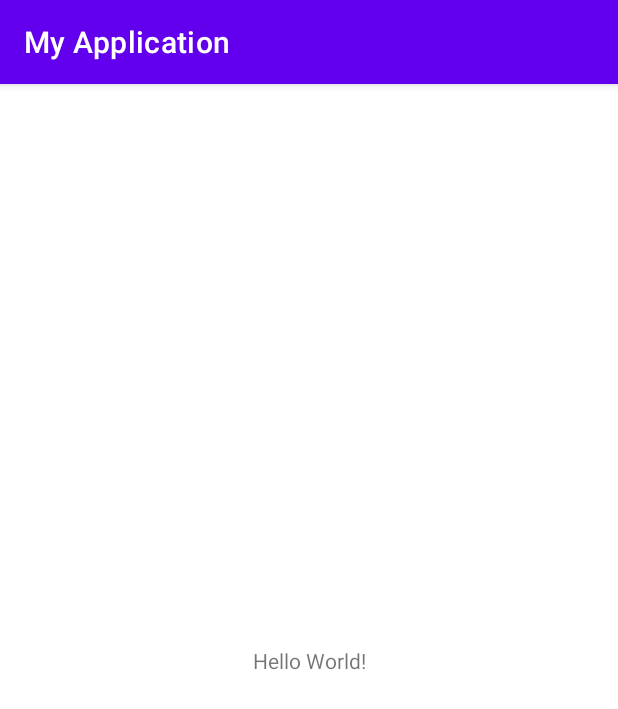
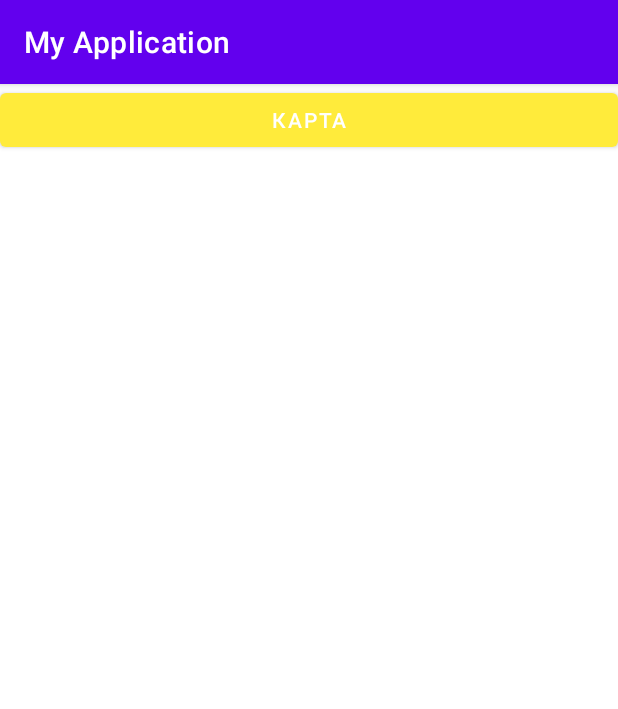
Before and after one commit to tunder-tunder/Reuse-Recycle-Game, an Android app: the screen it shows after launch (MainActivity), on a phone screen of 412 x 824 dp. Shown: the top 709 px of the screen. Run offline under Robolectric (Android 15) with nearby library versions, the phone set to English and light mode, and no system bars.

```diff
--- a/app/src/main/AndroidManifest.xml
+++ b/app/src/main/AndroidManifest.xml
@@ -9,6 +9,7 @@
         android:roundIcon="@mipmap/ic_launcher_round"
         android:supportsRtl="true"
         android:theme="@style/Theme.MyApplication">
+        <activity android:name=".MapActivity"></activity>
         <activity android:name=".MainActivity">
             <intent-filter>
                 <action android:name="android.intent.action.MAIN" />
--- a/app/src/main/java/com/example/myapplication/MainActivity.java
+++ b/app/src/main/java/com/example/myapplication/MainActivity.java
@@ -2,7 +2,10 @@ package com.example.myapplication;
 
 import androidx.appcompat.app.AppCompatActivity;
 
+import android.content.Intent;
 import android.os.Bundle;
+import android.view.View;
+import android.widget.Button;
 
 public class MainActivity extends AppCompatActivity {
 
@@ -10,5 +13,18 @@ public class MainActivity extends AppCompatActivity {
     protected void onCreate(Bundle savedInstanceState) {
         super.onCreate(savedInstanceState);
         setContentView(R.layout.activity_main);
+
+        Button mapButton;
+
+        mapButton = findViewById(R.id.mapButton);
+
+        mapButton.setOnClickListener(new View.OnClickListener() {
+            @Override
+            public void onClick(View v) {
+                Intent intent = new Intent(MainActivity.this, MapActivity.class);
+
+                startActivity(intent);
+            }
+        });
     }
 }
--- a/app/src/main/res/layout/activity_main.xml
+++ b/app/src/main/res/layout/activity_main.xml
@@ -6,13 +6,18 @@
     android:layout_height="match_parent"
     tools:context=".MainActivity">
 
-    <TextView
-        android:layout_width="wrap_content"
-        android:layout_height="wrap_content"
-        android:text="Hello World!"
-        app:layout_constraintBottom_toBottomOf="parent"
-        app:layout_constraintLeft_toLeftOf="parent"
-        app:layout_constraintRight_toRightOf="parent"
-        app:layout_constraintTop_toTopOf="parent" />
+    <LinearLayout
+        android:layout_width="match_parent"
+        android:layout_height="match_parent"
+        android:orientation="vertical"
+        tools:layout_editor_absoluteX="199dp"
+        tools:layout_editor_absoluteY="361dp">
 
+        <Button
+            android:id="@+id/mapButton"
+            android:layout_width="match_parent"
+            android:layout_height="wrap_content"
+            android:text="Карта"
+            app:backgroundTint="#FFEB3B" />
+    </LinearLayout>
 </androidx.constraintlayout.widget.ConstraintLayout>
--- a/build.gradle
+++ b/build.gradle
@@ -3,6 +3,7 @@ buildscript {
     repositories {
         google()
         jcenter()
+        mavenCentral()
     }
     dependencies {
         classpath "com.android.tools.build:gradle:4.1.1"
```
Also changed, not shown: app/build.gradle (+7 -0 lines), app/src/main/java/com/example/myapplication/MapActivity.java (added, +46 -0 lines), app/src/main/res/layout/activity_map.xml (added, +14 -0 lines).
